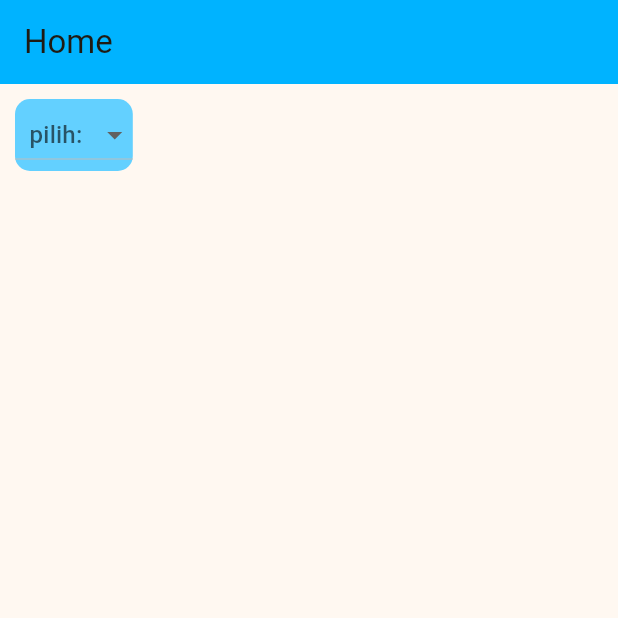
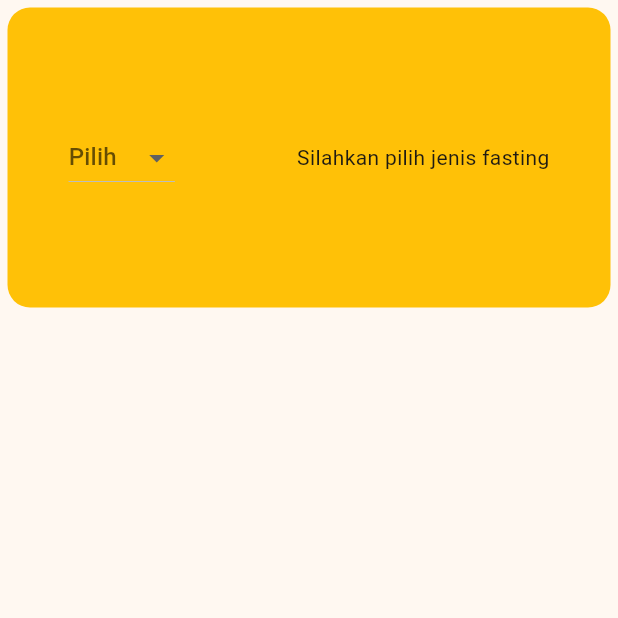
Before and after one commit to ilhamafandi21/soul-fast, a Flutter app: the screen it shows after launch, on a phone screen of 412 x 824 dp, the top half of it. Run offline on Flutter 3.47's test engine with Material 3 defaults, Android fonts, the phone set to English and light mode, and no system bars.

Commit message:
05 Nov 2025

```diff
--- a/lib/pages/home/home_page.dart
+++ b/lib/pages/home/home_page.dart
@@ -9,29 +9,26 @@ class HomePage extends StatefulWidget {
 
 class _HomePageState extends State<HomePage> {
   String? selectedVal;
+  List<String> jenisFasting = ['16/8', '18/6', 'OMAD', '36', '48', '72'];
   @override
   Widget build(BuildContext context) {
     return Scaffold(
-      appBar: AppBar(
-        title: Text("Home"),
-        backgroundColor: const Color.fromARGB(255, 0, 179, 255),
+      body: Container(
+        margin: EdgeInsets.all(5),
+        height: 200,
+        decoration: BoxDecoration(
+          color: Colors.amber,
+          borderRadius: BorderRadius.circular(15),
         ),
-      body: Container(
-        decoration: BoxDecoration(
-           color: const Color.fromARGB(255, 99, 208, 255),
-           borderRadius: BorderRadius.circular(10)
-        ),
-        margin: EdgeInsets.all(10),
-
+        child: Row(
+          mainAxisAlignment: MainAxisAlignment.spaceAround,
+          children: [
+            Container(
               child: DropdownButton(
-          alignment: AlignmentGeometry.center,
-          borderRadius: BorderRadius.circular(10),
                 value: selectedVal,
-          hint: Text('pilih:'),
-          items: ['16/8', '18/6', 'OMAD', '36 Jam', '48 Jam', '72 Jam'].map((
-            e,
-          ) {
-            return DropdownMenuItem(value: e, child: Text(e));
+                hint: Text('Pilih'),
+                items: jenisFasting.map((pilihan) {
+                  return DropdownMenuItem(value: pilihan, child: Text(pilihan));
                 }).toList(),
                 onChanged: (e) {
                   setState(() {
@@ -40,7 +37,10 @@ class _HomePageState extends State<HomePage> {
                 },
               ),
             ),
-      // backgroundColor: Theme.of(context).colorScheme.onTertiary),
+            Container(child: Text(selectedVal ?? 'Silahkan pilih jenis fasting')),
+          ],
+        ),
+      ),
     );
   }
 }
```
Lines whose indentation alone changed are shown as unchanged.
